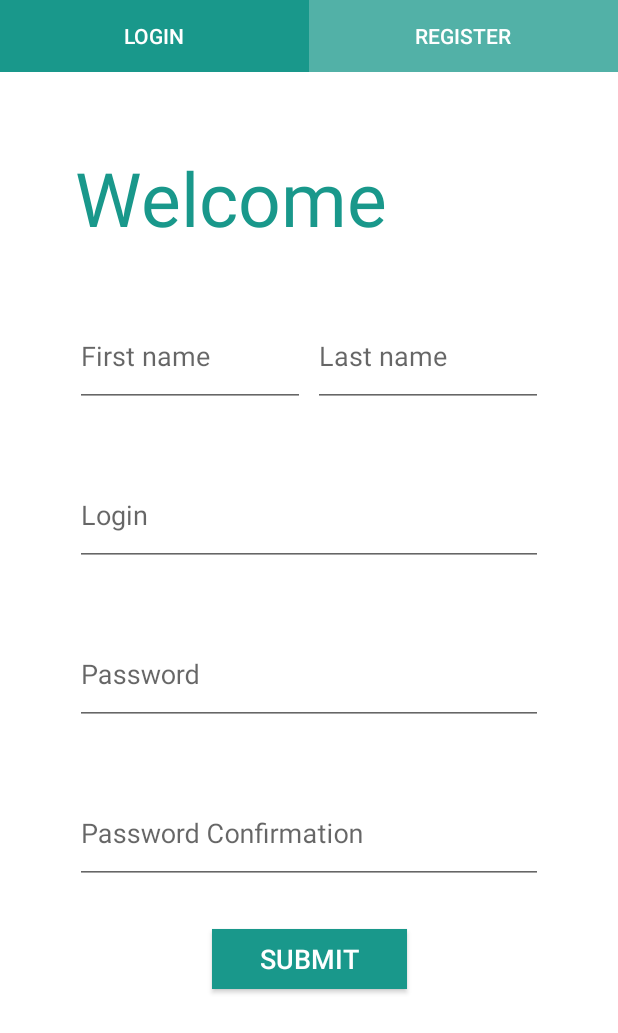
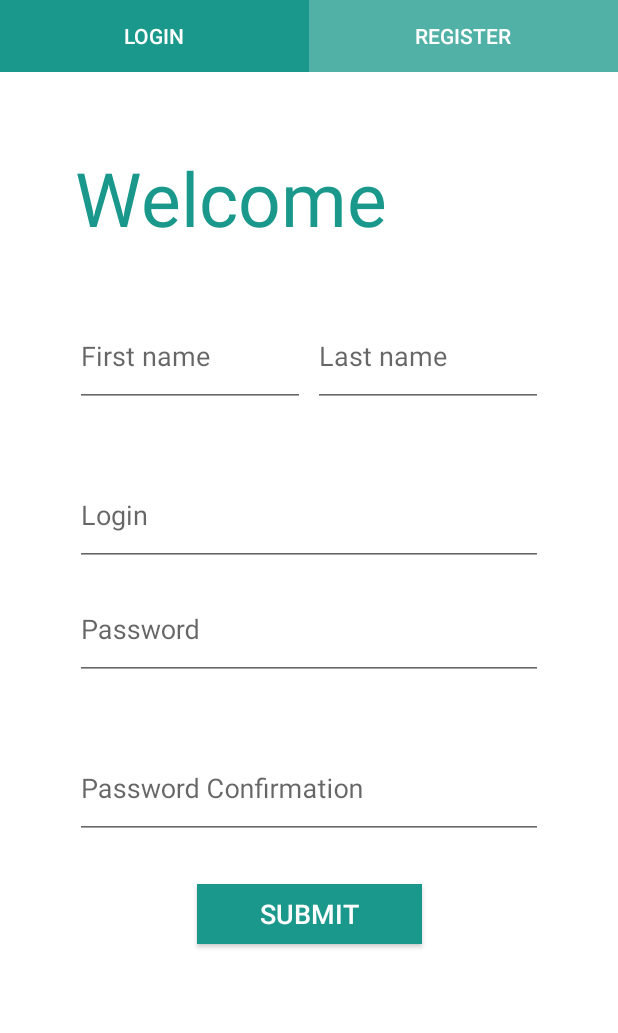
Before and after one commit to KostrykVladyslav/Tests, an Android app: the screen it shows after launch (MainActivity), tab 2 chosen, on a phone screen of 412 x 824 dp. Shown: the top 1033 px of the screen. Run offline under Robolectric (Android 15) with nearby library versions, the phone set to English and light mode, and no system bars; our stand-ins replace Room's generated code, data binding; 9 statements that could not run were skipped.

```diff
--- a/app/build.gradle
+++ b/app/build.gradle
@@ -37,10 +37,14 @@ android {
 
     buildTypes {
         release {
+            signingConfig signingConfigs.release
             minifyEnabled false
             proguardFiles getDefaultProguardFile('proguard-android-optimize.txt'), 'proguard-rules.pro'
         }
+
         debug {
+            signingConfig signingConfigs.release
+            debuggable true
             minifyEnabled false
             proguardFiles getDefaultProguardFile('proguard-android-optimize.txt'), 'proguard-rules.pro'
         }
--- a/app/src/main/java/com/onix/internship/survay/ui/main_fragment/MainFragment.kt
+++ b/app/src/main/java/com/onix/internship/survay/ui/main_fragment/MainFragment.kt
@@ -16,6 +16,7 @@ class MainFragment : Fragment() {
     ): View {
         binding = FragmentMainBinding.inflate(inflater)
 
+
         return binding.root
     }
 }
--- a/app/src/main/java/com/onix/internship/survay/ui/sign_in/SignInFragment.kt
+++ b/app/src/main/java/com/onix/internship/survay/ui/sign_in/SignInFragment.kt
@@ -1,10 +1,12 @@
 package com.onix.internship.survay.ui.sign_in
 
+import android.content.Context
 import android.os.Bundle
-import androidx.fragment.app.Fragment
 import android.view.LayoutInflater
 import android.view.View
 import android.view.ViewGroup
+import androidx.fragment.app.Fragment
+import androidx.navigation.fragment.findNavController
 import com.google.android.material.tabs.TabLayoutMediator
 import com.onix.internship.survay.R
 import com.onix.internship.survay.databinding.FragmentSignInBinding
@@ -24,14 +26,21 @@ class SignInFragment : Fragment() {
             SignInViewPagerAdapter(requireActivity().supportFragmentManager, lifecycle)
 
         val titleList = arrayListOf(
-            resources.getString(R.string.login).toUpperCase(Locale.ROOT),
-            resources.getString(R.string.register).toUpperCase(Locale.ROOT)
+            resources.getString(R.string.login).uppercase(Locale.ROOT),
+            resources.getString(R.string.register).uppercase(Locale.ROOT)
         )
 
         TabLayoutMediator(binding.tabLayout, binding.viewPager) { tab, position ->
             tab.text = titleList[position]
         }.attach()
 
+        val preferences = activity?.getPreferences(Context.MODE_PRIVATE)
+        if (preferences != null) {
+            if (preferences.getBoolean("is_signed", false)) {
+                findNavController().navigate(R.id.action_signInFragment_to_mainFragment)
+            }
+        }
+
         return binding.root
     }
 }
--- a/app/src/main/java/com/onix/internship/survay/ui/sign_in/login/LoginFragment.kt
+++ b/app/src/main/java/com/onix/internship/survay/ui/sign_in/login/LoginFragment.kt
@@ -1,5 +1,6 @@
 package com.onix.internship.survay.ui.sign_in.login
 
+import android.annotation.SuppressLint
 import android.os.Bundle
 import androidx.fragment.app.Fragment
 import android.view.LayoutInflater
@@ -7,11 +8,13 @@ import android.view.View
 import android.view.ViewGroup
 import androidx.fragment.app.viewModels
 import androidx.lifecycle.ViewModelProvider
+import androidx.lifecycle.observe
 import androidx.navigation.NavDirections
 import androidx.navigation.fragment.findNavController
 import com.onix.internship.survay.data.user.UserViewModel
 import com.onix.internship.survay.databinding.FragmentLoginBinding
 
+@Suppress("DEPRECATION", "COMPATIBILITY_WARNING")
 class LoginFragment : Fragment() {
 
     private lateinit var binding: FragmentLoginBinding
@@ -20,16 +23,19 @@ class LoginFragment : Fragment() {
         LoginViewModelFactory(
             userViewModel,
             viewLifecycleOwner,
-            context
+            activity
         )
     }
 
+    @SuppressLint("CommitPrefEdits")
     override fun onCreateView(
         inflater: LayoutInflater, container: ViewGroup?,
         savedInstanceState: Bundle?
     ): View {
         userViewModel = ViewModelProvider(this).get(UserViewModel::class.java)
         binding = FragmentLoginBinding.inflate(inflater)
+
+
         return binding.root
     }
 
--- a/app/src/main/java/com/onix/internship/survay/ui/sign_in/login/LoginViewModelFactory.kt
+++ b/app/src/main/java/com/onix/internship/survay/ui/sign_in/login/LoginViewModelFactory.kt
@@ -1,6 +1,6 @@
 package com.onix.internship.survay.ui.sign_in.login
 
-import android.content.Context
+import androidx.fragment.app.FragmentActivity
 import androidx.lifecycle.LifecycleOwner
 import androidx.lifecycle.ViewModel
 import androidx.lifecycle.ViewModelProvider
@@ -11,11 +11,11 @@ import java.lang.IllegalArgumentException
 class LoginViewModelFactory(
     private val userViewModel: UserViewModel,
     private val viewLifecycleOwner: LifecycleOwner,
-    private val context: Context?
+    private val activity: FragmentActivity?
 ) : ViewModelProvider.Factory {
     override fun <T : ViewModel?> create(modelClass: Class<T>): T {
         if (modelClass.isAssignableFrom(LoginViewModel::class.java)) {
-            return LoginViewModel(userViewModel, viewLifecycleOwner, context) as T
+            return LoginViewModel(userViewModel, viewLifecycleOwner, activity) as T
         }
         throw IllegalArgumentException("Unknown viewModel class")
     }
--- a/app/src/main/java/com/onix/internship/survay/ui/sign_in/register/RegisterFragment.kt
+++ b/app/src/main/java/com/onix/internship/survay/ui/sign_in/register/RegisterFragment.kt
@@ -1,17 +1,19 @@
 package com.onix.internship.survay.ui.sign_in.register
 
 import android.os.Bundle
-import androidx.fragment.app.Fragment
 import android.view.LayoutInflater
 import android.view.View
 import android.view.ViewGroup
+import androidx.fragment.app.Fragment
 import androidx.fragment.app.viewModels
 import androidx.lifecycle.ViewModelProvider
+import androidx.lifecycle.observe
 import androidx.navigation.NavDirections
 import androidx.navigation.fragment.findNavController
 import com.onix.internship.survay.data.user.UserViewModel
 import com.onix.internship.survay.databinding.FragmentRegisterBinding
 
+@Suppress("DEPRECATION")
 class RegisterFragment : Fragment() {
 
     private lateinit var binding: FragmentRegisterBinding
@@ -20,7 +22,7 @@ class RegisterFragment : Fragment() {
         RegisterViewModelFactory(
             userViewModel,
             viewLifecycleOwner,
-            context
+            activity
         )
     }
 
@@ -29,6 +31,7 @@ class RegisterFragment : Fragment() {
         savedInstanceState: Bundle?
     ): View {
         userViewModel = ViewModelProvider(this).get(UserViewModel::class.java)
+
 
         binding = FragmentRegisterBinding.inflate(inflater)
         return binding.root
--- a/app/src/main/java/com/onix/internship/survay/ui/sign_in/register/RegisterViewModelFactory.kt
+++ b/app/src/main/java/com/onix/internship/survay/ui/sign_in/register/RegisterViewModelFactory.kt
@@ -1,6 +1,6 @@
 package com.onix.internship.survay.ui.sign_in.register
 
-import android.content.Context
+import androidx.fragment.app.FragmentActivity
 import androidx.lifecycle.LifecycleOwner
 import androidx.lifecycle.ViewModel
 import androidx.lifecycle.ViewModelProvider
@@ -11,12 +11,12 @@ import java.lang.IllegalArgumentException
 class RegisterViewModelFactory(
     private val userViewModel: UserViewModel,
     private val viewLifecycleOwner: LifecycleOwner,
-    private val context: Context?
+    private val activity: FragmentActivity?
 ) : ViewModelProvider.Factory {
 
     override fun <T : ViewModel?> create(modelClass: Class<T>): T {
         if (modelClass.isAssignableFrom(RegisterViewModel::class.java)) {
-            return RegisterViewModel(userViewModel, viewLifecycleOwner, context) as T
+            return RegisterViewModel(userViewModel, viewLifecycleOwner, activity) as T
         }
         throw IllegalArgumentException("Unknown viewModel class")
     }
--- a/app/src/main/res/layout/fragment_register.xml
+++ b/app/src/main/res/layout/fragment_register.xml
@@ -27,12 +27,12 @@
         <com.google.android.material.textfield.TextInputLayout
             android:id="@+id/editTextFirstNameContainer"
             style="@style/Widget.Design.TextInputLayout"
-            android:layout_width="0dp"
+            errorMessage="@{viewModel.errorFirstName}"
+            android:layout_width="@dimen/fill_space"
             android:layout_height="wrap_content"
-            android:layout_marginStart="50sp"
-            android:layout_marginTop="30dp"
-            android:layout_marginEnd="5sp"
-            errorMassage="@{viewModel.errorFirstName}"
+            android:layout_marginStart="@dimen/margin_horizontal"
+            android:layout_marginTop="@dimen/margin_top"
+            android:layout_marginEnd="@dimen/little_margin"
             app:layout_constraintEnd_toStartOf="@+id/editTextLastNameContainer"
             app:layout_constraintStart_toStartOf="parent"
             app:layout_constraintTop_toBottomOf="@id/welcomeTextView">
@@ -40,7 +40,7 @@
             <com.google.android.material.textfield.TextInputEditText
                 android:id="@+id/editTextFirstName"
                 android:layout_width="match_parent"
-                android:layout_height="65dp"
+                android:layout_height="@dimen/edit_text_height"
                 android:hint="@string/first_name"
                 android:inputType="textCapSentences"
                 android:nextFocusDown="@+id/editTextLastName"
@@ -48,15 +48,14 @@
                 android:text="@={viewModel.model.firstName}" />
         </com.google.android.material.textfield.TextInputLayout>
 
-
         <com.google.android.material.textfield.TextInputLayout
             android:id="@+id/editTextLastNameContainer"
             style="@style/Widget.Design.TextInputLayout"
-            android:layout_width="0dp"
+            errorMessage="@{viewModel.errorLastName}"
+            android:layout_width="@dimen/fill_space"
             android:layout_height="wrap_content"
-            android:layout_marginTop="30dp"
-            android:layout_marginEnd="50sp"
-            errorMassage="@{viewModel.errorLastName}"
+            android:layout_marginTop="@dimen/margin_top"
+            android:layout_marginEnd="@dimen/margin_horizontal"
             app:layout_constraintEnd_toEndOf="parent"
             app:layout_constraintStart_toEndOf="@+id/editTextFirstNameContainer"
             app:layout_constraintTop_toBottomOf="@id/welcomeTextView">
@@ -64,22 +63,21 @@
             <com.google.android.material.textfield.TextInputEditText
                 android:id="@+id/editTextLastName"
                 android:layout_width="match_parent"
-                android:layout_height="65dp"
+                android:layout_height="@dimen/edit_text_height"
                 android:hint="@string/last_name"
                 android:inputType="textCapSentences"
                 android:singleLine="true"
                 android:text="@={viewModel.model.lastName}" />
         </com.google.android.material.textfield.TextInputLayout>
 
-
         <com.google.android.material.textfield.TextInputLayout
             android:id="@+id/editTextLoginContainer"
             style="@style/Widget.Design.TextInputLayout"
-            android:layout_width="0dp"
+            errorMessage="@{viewModel.errorLogin}"
+            android:layout_width="@dimen/fill_space"
             android:layout_height="wrap_content"
-            android:layout_marginHorizontal="50sp"
-            android:layout_marginTop="30sp"
-            errorMassage="@{viewModel.errorLogin}"
+            android:layout_marginHorizontal="@dimen/margin_horizontal"
+            android:layout_marginTop="@dimen/margin_top"
             app:layout_constraintEnd_toEndOf="parent"
             app:layout_constraintStart_toStartOf="parent"
             app:layout_constraintTop_toBottomOf="@id/editTextFirstNameContainer">
@@ -87,21 +85,25 @@
             <com.google.android.material.textfield.TextInputEditText
                 android:id="@+id/editTextLogin"
                 android:layout_width="match_parent"
-                android:layout_height="65dp"
+                android:layout_height="@dimen/edit_text_height"
                 android:hint="@string/login"
                 android:inputType="textCapSentences"
                 android:singleLine="true"
                 android:text="@={viewModel.model.login}" />
+
+            <com.google.android.material.textfield.TextInputLayout
+                loginUsed="@{viewModel.isLoginUsed}"
+                android:layout_width="wrap_content"
+                android:layout_height="wrap_content" />
         </com.google.android.material.textfield.TextInputLayout>
 
         <com.google.android.material.textfield.TextInputLayout
             android:id="@+id/editTextPasswordContainer"
             style="@style/Widget.Design.TextInputLayout"
-            android:layout_width="0dp"
+            errorMessage="@{viewModel.errorPassword}"
+            android:layout_width="@dimen/fill_space"
             android:layout_height="wrap_content"
-            android:layout_marginHorizontal="50sp"
-            android:layout_marginTop="30sp"
-            errorMassage="@{viewModel.errorPassword}"
+            android:layout_marginHorizontal="@dimen/margin_horizontal"
             app:layout_constraintEnd_toEndOf="parent"
             app:layout_constraintStart_toStartOf="parent"
             app:layout_constraintTop_toBottomOf="@id/editTextLoginContainer">
@@ -109,7 +111,7 @@
             <com.google.android.material.textfield.TextInputEditText
                 android:id="@+id/editTextPassword"
                 android:layout_width="match_parent"
-                android:layout_height="65dp"
+                android:layout_height="@dimen/edit_text_height"
                 android:hint="@string/password"
                 android:inputType="textPassword"
                 android:singleLine="true"
@@ -119,12 +121,11 @@
         <com.google.android.material.textfield.TextInputLayout
             android:id="@+id/editTextPasswordConfirmContainer"
             style="@style/Widget.Design.TextInputLayout"
-            android:layout_width="0dp"
+            errorMessage="@{viewModel.errorPasswordConfirm}"
+            android:layout_width="@dimen/fill_space"
             android:layout_height="wrap_content"
-            android:layout_marginHorizontal="50sp"
-            android:layout_marginTop="30sp"
-            incorrectPasswordConfirm="@{viewModel.incorrectPassword}"
-            errorMassage="@{viewModel.errorPasswordConfirm}"
+            android:layout_marginHorizontal="@dimen/margin_horizontal"
+            android:layout_marginTop="@dimen/margin_top"
             app:layout_constraintEnd_toEndOf="parent"
             app:layout_constraintStart_toStartOf="parent"
             app:layout_constraintTop_toBottomOf="@id/editTextPasswordContainer">
@@ -132,18 +133,24 @@
             <com.google.android.material.textfield.TextInputEditText
                 android:id="@+id/editTextPasswordConfirm"
                 android:layout_width="match_parent"
-                android:layout_height="65dp"
+                android:layout_height="@dimen/edit_text_height"
                 android:hint="@string/password_confirmation"
                 android:inputType="textPassword"
                 android:singleLine="true"
                 android:text="@={viewModel.model.confirmPassword}" />
+
+            <com.google.android.material.textfield.TextInputLayout
+                incorrectPasswordConfirm="@{viewModel.incorrectPassword}"
+                android:layout_width="wrap_content"
+                android:layout_height="wrap_content" />
+
         </com.google.android.material.textfield.TextInputLayout>
 
         <androidx.appcompat.widget.AppCompatButton
             style="@style/greenButtonStyle"
-            android:layout_width="130sp"
-            android:layout_height="40sp"
-            android:layout_marginTop="30sp"
+            android:layout_width="@dimen/button_width"
+            android:layout_height="@dimen/button_height"
+            android:layout_marginTop="@dimen/margin_top"
             android:background="@color/green"
             android:onClick="@{() -> viewModel.register()}"
             android:text="@string/submit"
--- a/app/src/main/res/layout/fragment_sign_in.xml
+++ b/app/src/main/res/layout/fragment_sign_in.xml
@@ -18,7 +18,7 @@
     <androidx.viewpager2.widget.ViewPager2
         android:id="@+id/viewPager"
         android:layout_width="match_parent"
-        android:layout_height="0dp"
+        android:layout_height="@dimen/fill_space"
         app:layout_constraintTop_toBottomOf="@id/tabLayout"
         app:layout_constraintBottom_toBottomOf="parent"/>
 
--- /dev/null
+++ b/app/src/main/res/values-night/dimens.xml
@@ -0,0 +1,5 @@
+<?xml version="1.0" encoding="utf-8"?>
+<resources>
+    <dimen name="fill_space">0dp</dimen>
+    <dimen name="margin_horizontal">50sp</dimen>
+</resources>
--- a/app/src/main/res/values/dimens.xml
+++ b/app/src/main/res/values/dimens.xml
@@ -1 +1,9 @@
-<resources />
+<resources >
+    <dimen name="fill_space">0dp</dimen>
+    <dimen name="margin_horizontal">50sp</dimen>
+    <dimen name="margin_top">30dp</dimen>
+    <dimen name="edit_text_height">65dp</dimen>
+    <dimen name="button_height">40sp</dimen>
+    <dimen name="button_width">150sp</dimen>
+    <dimen name="little_margin">5sp</dimen>
+</resources>
--- a/app/src/main/res/values/strings.xml
+++ b/app/src/main/res/values/strings.xml
@@ -13,4 +13,5 @@
     <string name="incorrect_password_confirm">Incorrect password confirmation!</string>
     <string name="incorrect_data">Incorrect password or login!</string>
     <string name="submit">submit</string>
+    <string name="login_used">This login has been used!</string>
 </resources>
```
Also changed, not shown: app/src/main/java/com/onix/internship/survay/binding_adapter/BindingAdapter.kt (+8 -1 lines), app/src/main/java/com/onix/internship/survay/ui/sign_in/login/LoginViewModel.kt (+12 -12 lines), app/src/main/java/com/onix/internship/survay/ui/sign_in/register/RegisterModel.kt (+19 -3 lines), app/src/main/java/com/onix/internship/survay/ui/sign_in/register/RegisterViewModel.kt (+18 -33 lines), app/src/main/res/layout/fragment_login.xml (+19 -14 lines), build.gradle (+4 -4 lines), gradle/wrapper/gradle-wrapper.properties, 1 other file.
